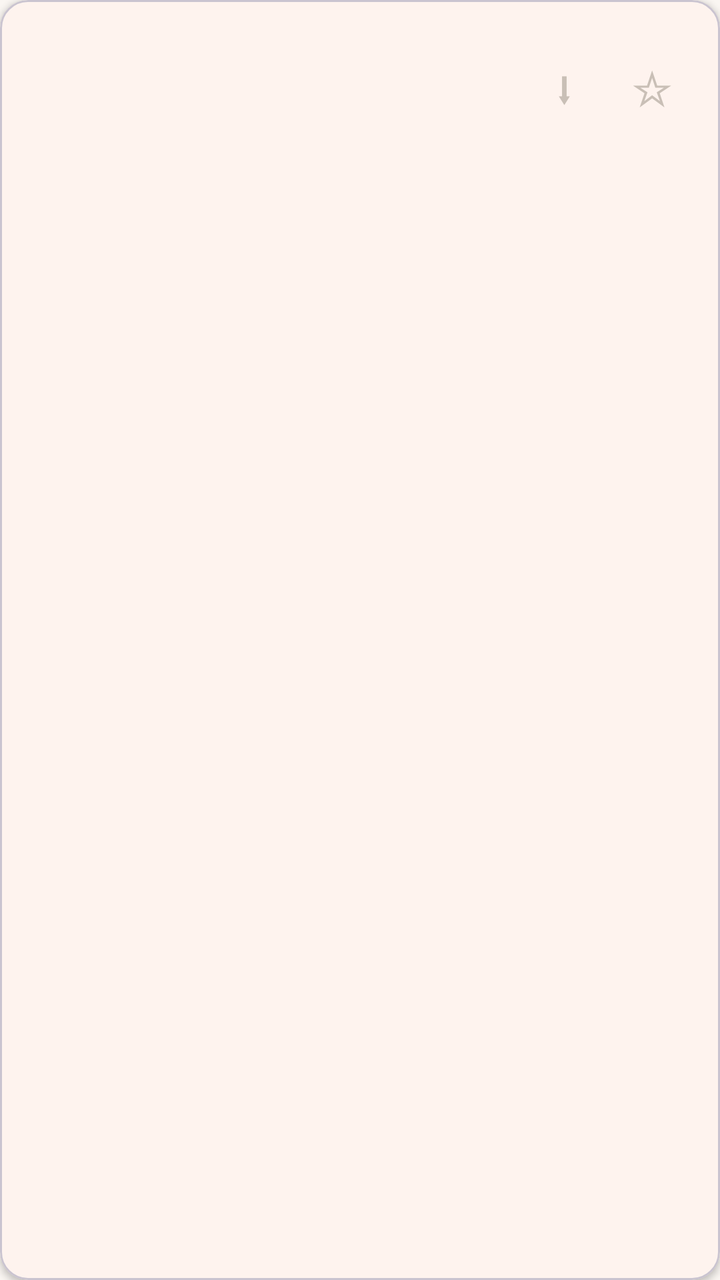
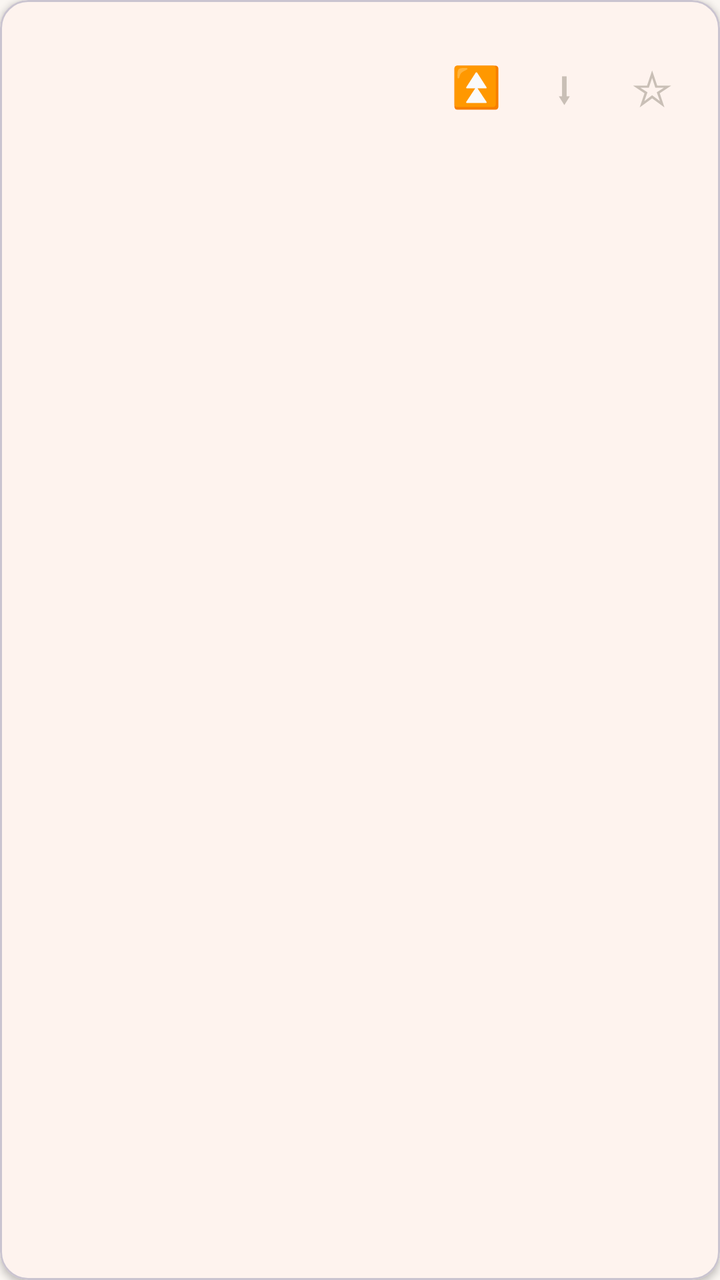

The first picture is an Android layout as it rendered before a commit; the second is the same layout after the commit. The layout source and the unified diff follow.
<!-- AndroidManifest.xml: application theme AppTheme -->
<!-- res/layout/item_song.xml -->
<?xml version="1.0" encoding="utf-8"?>
<com.google.android.material.card.MaterialCardView
    xmlns:android="http://schemas.android.com/apk/res/android"
    xmlns:app="http://schemas.android.com/apk/res-auto"
    android:layout_width="match_parent"
    android:layout_height="wrap_content"
    android:layout_marginStart="12dp"
    android:layout_marginEnd="12dp"
    android:layout_marginBottom="10dp"
    app:cardCornerRadius="14dp"
    app:cardElevation="2dp"
    app:cardBackgroundColor="?attr/colorSurface">

    <LinearLayout
        android:id="@+id/contentLayout"
        android:layout_width="match_parent"
        android:layout_height="wrap_content"
        android:orientation="horizontal"
        android:gravity="center_vertical"
        android:padding="12dp"
        android:foreground="?attr/selectableItemBackground"
        android:clickable="true"
        android:focusable="true">

        <LinearLayout
            android:layout_width="0dp"
            android:layout_height="wrap_content"
            android:layout_weight="1"
            android:orientation="vertical">

            <TextView
                android:id="@+id/songName"
                android:layout_width="match_parent"
                android:layout_height="wrap_content"
                android:textSize="16sp"
                android:textStyle="bold"
                android:textColor="?attr/colorOnSurface"
                android:maxLines="1"
                android:ellipsize="end"/>

            <TextView
                android:id="@+id/songArtist"
                android:layout_width="match_parent"
                android:layout_height="wrap_content"
                android:textSize="13sp"
                android:textColor="?attr/colorOnSurfaceVariant"
                android:paddingTop="3dp"
                android:maxLines="1"
                android:ellipsize="end"/>

            <TextView
                android:id="@+id/songSource"
                android:layout_width="match_parent"
                android:layout_height="wrap_content"
                android:textSize="11sp"
                android:textColor="?attr/colorPrimary"
                android:paddingTop="5dp"/>
        </LinearLayout>

        <TextView
            android:id="@+id/dlBtn"
            android:layout_width="44dp"
            android:layout_height="44dp"
            android:gravity="center"
            android:textSize="22sp"
            android:text="⬇"
            android:textColor="@color/star_off"/>

        <TextView
            android:id="@+id/favBtn"
            android:layout_width="44dp"
            android:layout_height="44dp"
            android:gravity="center"
            android:textSize="24sp"
            android:text="☆"
            android:textColor="@color/star_off"/>
    </LinearLayout>
</com.google.android.material.card.MaterialCardView>
<!-- resources referenced by this layout -->
<resources>
  <color name="star_off">#C9BFB6</color>
  <style name="AppTheme" parent="Theme.Material3.DayNight.NoActionBar">
          <item name="colorPrimary">@color/primary</item>
          <item name="colorPrimaryDark">@color/primary_dark</item>
          <item name="colorAccent">@color/primary</item>
          <item name="android:colorBackground">@color/background</item>
          <item name="colorSurface">@color/surface</item>
          <item name="colorOnSurface">@color/on_surface</item>
          <item name="colorOnSurfaceVariant">@color/on_surface_variant</item>
          <item name="android:windowLightStatusBar">true</item>
          <item name="android:statusBarColor">@color/background</item>
          <item name="android:navigationBarColor">@color/background</item>
          <item name="android:fontFamily">sans-serif</item>
      </style>
  <color name="primary">#F55E1A</color>
  <color name="primary_dark">#C93A0D</color>
  <color name="background">#FAF6F2</color>
  <color name="surface">#FFFFFF</color>
  <color name="on_surface">#241A14</color>
  <color name="on_surface_variant">#7A6A60</color>
</resources>

<!-- the commit's change to res/layout/item_song.xml (unified diff, before → after) -->
@@ -58,6 +58,16 @@
         </LinearLayout>
 
         <TextView
+            android:id="@+id/insertBtn"
+            android:layout_width="44dp"
+            android:layout_height="44dp"
+            android:gravity="center"
+            android:textSize="20sp"
+            android:text="⏫"
+            android:textColor="@color/primary"
+            android:contentDescription="插入播放列表最前面并播放"/>
+
+        <TextView
             android:id="@+id/dlBtn"
             android:layout_width="44dp"
             android:layout_height="44dp"
